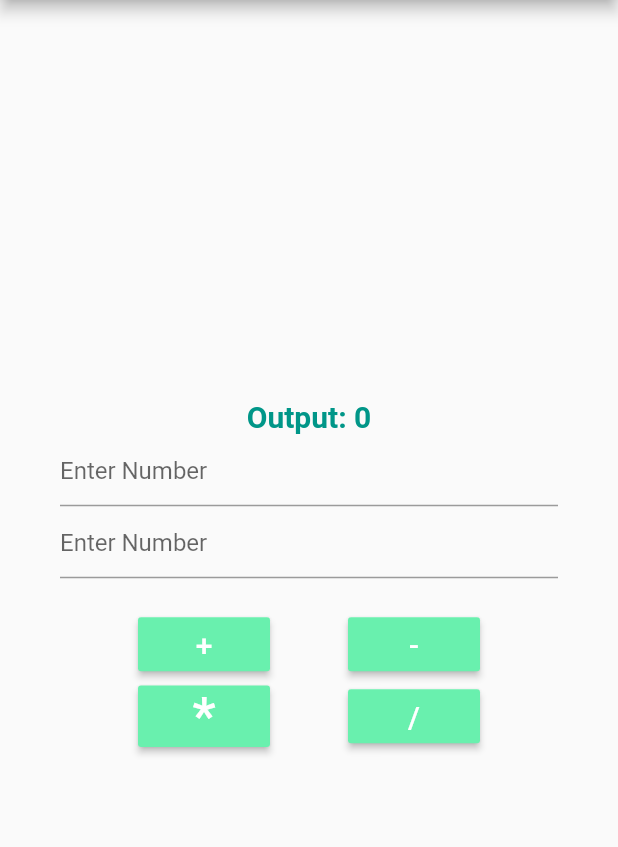
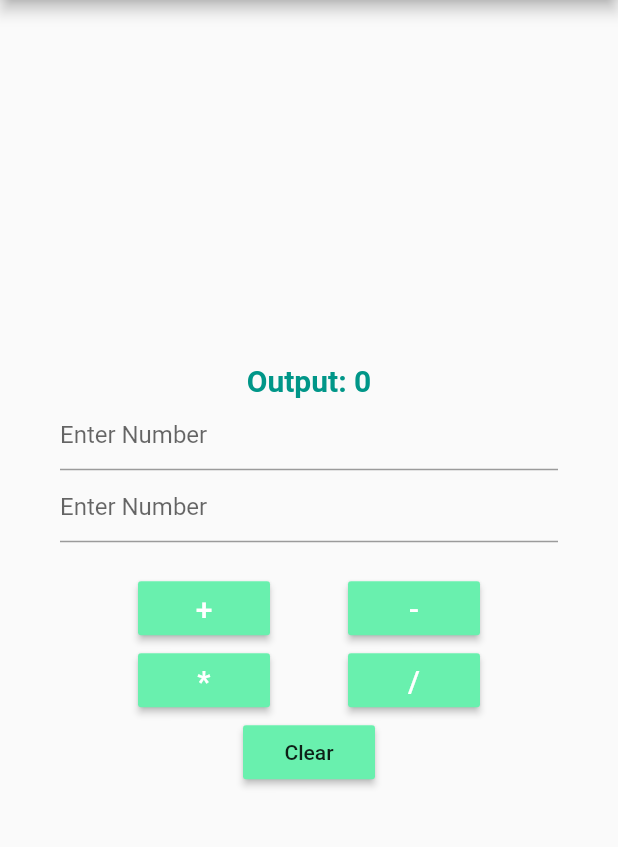
Before and after one commit to CapTen101/Flutter-Tutorial, a Flutter app: the screen it shows after launch, on a phone screen of 412 x 824 dp, the part 84-931 px from its top. Run offline on Flutter 3.47's test engine with Material 2 defaults, Android fonts, the phone set to English and light mode, and no system bars; our stand-ins replace audioplayers.

Commit message:
some changes in home_page.dart

```diff
--- a/Calculator/lib/home_page.dart
+++ b/Calculator/lib/home_page.dart
@@ -46,6 +46,13 @@ class _HomePageState extends State<HomePage> {
       num2 = int.parse(t2.text);
 
       sum = num1 ~/ num2;
+    });
+  }
+
+  void Clear() {
+    setState(() {
+      t1.text = "0";
+      t2.text = "0";
     });
   }
 
@@ -121,7 +128,7 @@ class _HomePageState extends State<HomePage> {
                     child: new Text(
                       "*",
                       style: new TextStyle(
-                        fontSize: 35,
+                        fontSize: 20,
                         color: Colors.white,
                       ),
                     ),
@@ -138,6 +145,13 @@ class _HomePageState extends State<HomePage> {
                     ),
                   ),
                 ],
+              ),
+              new MaterialButton(
+                onPressed: Clear,
+                child: new Text(
+                  "Clear",
+                ),
+                color: Colors.greenAccent,
               )
             ],
           )),
```
